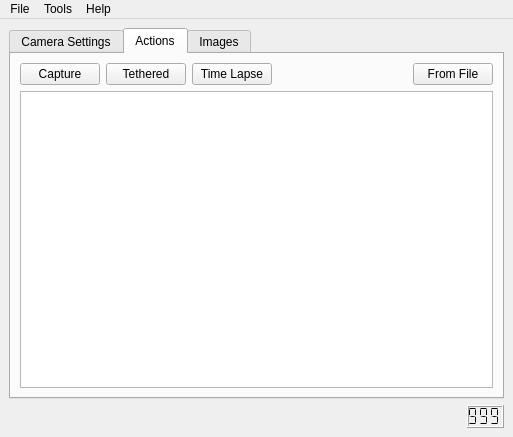
Before: the Qt Designer form camtool/camtool.ui in steveicarus/camctl, drawn with Qt 5.
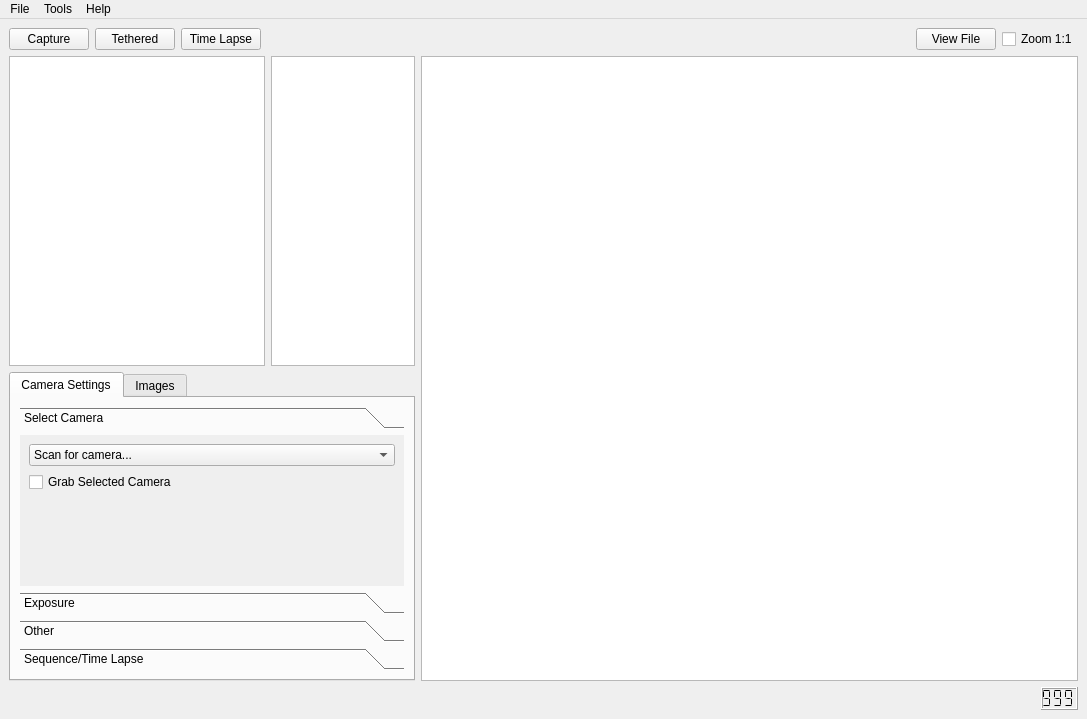
After: the same form once the commit is applied. The open tabs and pages were chosen to show the change. Custom widgets are drawn as their Qt base class.

Commit message:
Merge preview display into main window.
Keeping the preview display separate was visually
awkward, and was of no practical use. So merge the
preview and main windows into one application window.

Diff of the .ui file:
```diff
--- a/camtool/camtool.ui
+++ b/camtool/camtool.ui
@@ -6,19 +6,160 @@
    <rect>
     <x>0</x>
     <y>0</y>
-    <width>513</width>
-    <height>437</height>
+    <width>1087</width>
+    <height>719</height>
    </rect>
   </property>
   <property name="windowTitle">
    <string>Icarus Camera Control</string>
   </property>
   <widget class="QWidget" name="centralwidget">
+   <layout class="QVBoxLayout" name="verticalLayout_3">
+    <item>
+     <layout class="QHBoxLayout" name="horizontalLayout">
+      <item>
+       <widget class="QPushButton" name="action_capture_button">
+        <property name="toolTip">
+         <string>Capture image to camera storage. This like just
+pressing the button on the camera.</string>
+        </property>
+        <property name="text">
+         <string>Capture</string>
+        </property>
+       </widget>
+      </item>
+      <item>
+       <widget class="QPushButton" name="action_tethered_button">
+        <property name="toolTip">
+         <string>Capture to the computer. The destination folder and image
+file name are configured in the preferences.</string>
+        </property>
+        <property name="whatsThis">
+         <string>&lt;!DOCTYPE HTML PUBLIC &quot;-//W3C//DTD HTML 4.0//EN&quot; &quot;http://www.w3.org/TR/REC-html40/strict.dtd&quot;&gt;
+&lt;html&gt;&lt;head&gt;&lt;meta name=&quot;qrichtext&quot; content=&quot;1&quot; /&gt;&lt;style type=&quot;text/css&quot;&gt;
+p, li { white-space: pre-wrap; }
+&lt;/style&gt;&lt;/head&gt;&lt;body style=&quot; font-family:'Lucida Grande'; font-size:13pt; font-weight:400; font-style:normal;&quot;&gt;
+&lt;p style=&quot; margin-top:0px; margin-bottom:0px; margin-left:0px; margin-right:0px; -qt-block-indent:0; text-indent:0px;&quot;&gt;A &lt;span style=&quot; font-weight:600; font-style:italic;&quot;&gt;tethered&lt;/span&gt; capture causes the camera to take a picture,&lt;/p&gt;
+&lt;p style=&quot; margin-top:0px; margin-bottom:0px; margin-left:0px; margin-right:0px; -qt-block-indent:0; text-indent:0px;&quot;&gt;then automatically download the image to the tethered&lt;/p&gt;
+&lt;p style=&quot; margin-top:0px; margin-bottom:0px; margin-left:0px; margin-right:0px; -qt-block-indent:0; text-indent:0px;&quot;&gt;capture directory. (See Preferences....)&lt;/p&gt;&lt;/body&gt;&lt;/html&gt;</string>
+        </property>
+        <property name="text">
+         <string>Tethered</string>
+        </property>
+       </widget>
+      </item>
+      <item>
+       <widget class="QPushButton" name="action_timelapse_button">
+        <property name="toolTip">
+         <string>Start (stop) a time lapse capture. Set up the interval and duration
+in the Camera Settings tab. The images are captured to the computer
+using the settings for tethered capture.</string>
+        </property>
+        <property name="text">
+         <string>Time Lapse</string>
+        </property>
+        <property name="checkable">
+         <bool>true</bool>
+        </property>
+        <property name="checked">
+         <bool>false</bool>
+        </property>
+       </widget>
+      </item>
+      <item>
+       <spacer name="horizontalSpacer_3">
+        <property name="orientation">
+         <enum>Qt::Horizontal</enum>
+        </property>
+        <property name="sizeHint" stdset="0">
+         <size>
+          <width>288</width>
+          <height>17</height>
+         </size>
+        </property>
+       </spacer>
+      </item>
+      <item>
+       <widget class="QPushButton" name="action_file_button">
+        <property name="text">
+         <string>View File</string>
+        </property>
+       </widget>
+      </item>
+      <item>
+       <widget class="QCheckBox" name="zoom_check">
+        <property name="sizePolicy">
+         <sizepolicy hsizetype="Minimum" vsizetype="Fixed">
+          <horstretch>0</horstretch>
+          <verstretch>0</verstretch>
+         </sizepolicy>
+        </property>
+        <property name="text">
+         <string>Zoom 1:1</string>
+        </property>
+       </widget>
+      </item>
+     </layout>
+    </item>
+    <item>
+     <layout class="QHBoxLayout" name="horizontalLayout_3">
+      <item>
    <layout class="QVBoxLayout" name="verticalLayout">
+        <item>
+         <layout class="QHBoxLayout" name="horizontalLayout_2">
+          <item>
+           <widget class="QGraphicsView" name="action_thumbnail_view">
+            <property name="sizePolicy">
+             <sizepolicy hsizetype="Preferred" vsizetype="Expanding">
+              <horstretch>0</horstretch>
+              <verstretch>0</verstretch>
+             </sizepolicy>
+            </property>
+           </widget>
+          </item>
+          <item>
+           <widget class="QGraphicsView" name="preview_charts">
+            <property name="sizePolicy">
+             <sizepolicy hsizetype="Preferred" vsizetype="MinimumExpanding">
+              <horstretch>0</horstretch>
+              <verstretch>0</verstretch>
+             </sizepolicy>
+            </property>
+            <property name="minimumSize">
+             <size>
+              <width>144</width>
+              <height>0</height>
+             </size>
+            </property>
+            <property name="maximumSize">
+             <size>
+              <width>144</width>
+              <height>16777215</height>
+             </size>
+            </property>
+            <property name="horizontalScrollBarPolicy">
+             <enum>Qt::ScrollBarAlwaysOff</enum>
+            </property>
+            <property name="backgroundBrush">
+             <brush brushstyle="SolidPattern">
+              <color alpha="255">
+               <red>0</red>
+               <green>0</green>
+               <blue>0</blue>
+              </color>
+             </brush>
+            </property>
+            <property name="alignment">
+             <set>Qt::AlignHCenter|Qt::AlignTop</set>
+            </property>
+           </widget>
+          </item>
+         </layout>
+        </item>
     <item>
      <widget class="QTabWidget" name="tabWidget">
       <property name="sizePolicy">
-       <sizepolicy hsizetype="MinimumExpanding" vsizetype="MinimumExpanding">
+           <sizepolicy hsizetype="Preferred" vsizetype="MinimumExpanding">
         <horstretch>0</horstretch>
         <verstretch>0</verstretch>
        </sizepolicy>
@@ -41,7 +182,7 @@
             <rect>
              <x>0</x>
              <y>0</y>
-             <width>459</width>
+                 <width>382</width>
              <height>169</height>
             </rect>
            </property>
@@ -52,7 +193,7 @@
             <item>
              <widget class="QComboBox" name="camera_list_box">
               <property name="sizePolicy">
-               <sizepolicy hsizetype="MinimumExpanding" vsizetype="Fixed">
+                   <sizepolicy hsizetype="Minimum" vsizetype="Fixed">
                 <horstretch>0</horstretch>
                 <verstretch>0</verstretch>
                </sizepolicy>
@@ -70,7 +211,7 @@
             <item>
              <widget class="QCheckBox" name="grab_check_box">
               <property name="sizePolicy">
-               <sizepolicy hsizetype="MinimumExpanding" vsizetype="Fixed">
+                   <sizepolicy hsizetype="Minimum" vsizetype="Fixed">
                 <horstretch>0</horstretch>
                 <verstretch>0</verstretch>
                </sizepolicy>
@@ -91,7 +232,7 @@
               <property name="sizeHint" stdset="0">
                <size>
                 <width>20</width>
-                <height>95</height>
+                    <height>80</height>
                </size>
               </property>
              </spacer>
@@ -342,89 +483,6 @@
         </item>
        </layout>
       </widget>
-      <widget class="QWidget" name="tab_3">
-       <attribute name="title">
-        <string>Actions</string>
-       </attribute>
-       <layout class="QVBoxLayout" name="verticalLayout_8">
-        <item>
-         <layout class="QHBoxLayout" name="horizontalLayout_7">
-          <item>
-           <widget class="QPushButton" name="action_capture_button">
-            <property name="toolTip">
-             <string>Capture image to camera storage. This like just
-pressing the button on the camera.</string>
-            </property>
-            <property name="text">
-             <string>Capture</string>
-            </property>
-           </widget>
-          </item>
-          <item>
-           <widget class="QPushButton" name="action_tethered_button">
-            <property name="toolTip">
-             <string>Capture to the computer. The destination folder and image
-file name are configured in the preferences.</string>
-            </property>
-            <property name="whatsThis">
-             <string>&lt;!DOCTYPE HTML PUBLIC &quot;-//W3C//DTD HTML 4.0//EN&quot; &quot;http://www.w3.org/TR/REC-html40/strict.dtd&quot;&gt;
-&lt;html&gt;&lt;head&gt;&lt;meta name=&quot;qrichtext&quot; content=&quot;1&quot; /&gt;&lt;style type=&quot;text/css&quot;&gt;
-p, li { white-space: pre-wrap; }
-&lt;/style&gt;&lt;/head&gt;&lt;body style=&quot; font-family:'Lucida Grande'; font-size:13pt; font-weight:400; font-style:normal;&quot;&gt;
-&lt;p style=&quot; margin-top:0px; margin-bottom:0px; margin-left:0px; margin-right:0px; -qt-block-indent:0; text-indent:0px;&quot;&gt;A &lt;span style=&quot; font-weight:600; font-style:italic;&quot;&gt;tethered&lt;/span&gt; capture causes the camera to take a picture,&lt;/p&gt;
-&lt;p style=&quot; margin-top:0px; margin-bottom:0px; margin-left:0px; margin-right:0px; -qt-block-indent:0; text-indent:0px;&quot;&gt;then automatically download the image to the tethered&lt;/p&gt;
-&lt;p style=&quot; margin-top:0px; margin-bottom:0px; margin-left:0px; margin-right:0px; -qt-block-indent:0; text-indent:0px;&quot;&gt;capture directory. (See Preferences....)&lt;/p&gt;&lt;/body&gt;&lt;/html&gt;</string>
-            </property>
-            <property name="text">
-             <string>Tethered</string>
-            </property>
-           </widget>
-          </item>
-          <item>
-           <widget class="QPushButton" name="action_timelapse_button">
-            <property name="toolTip">
-             <string>Start (stop) a time lapse capture. Set up the interval and duration
-in the Camera Settings tab. The images are captured to the computer
-using the settings for tethered capture.</string>
-            </property>
-            <property name="text">
-             <string>Time Lapse</string>
-            </property>
-            <property name="checkable">
-             <bool>true</bool>
-            </property>
-            <property name="checked">
-             <bool>false</bool>
-            </property>
-           </widget>
-          </item>
-          <item>
-           <spacer name="horizontalSpacer_3">
-            <property name="orientation">
-             <enum>Qt::Horizontal</enum>
-            </property>
-            <property name="sizeHint" stdset="0">
-             <size>
-              <width>40</width>
-              <height>20</height>
-             </size>
-            </property>
-           </spacer>
-          </item>
-          <item>
-           <widget class="QPushButton" name="action_file_button">
-            <property name="text">
-             <string>From File</string>
-            </property>
-           </widget>
-          </item>
-         </layout>
-        </item>
-        <item>
-         <widget class="QGraphicsView" name="action_thumbnail_view"/>
-        </item>
-       </layout>
-      </widget>
       <widget class="QWidget" name="tab_4">
        <attribute name="title">
         <string>Images</string>
@@ -468,12 +526,32 @@
       </widget>
      </widget>
     </item>
+       </layout>
+      </item>
+      <item>
+       <widget class="QGraphicsView" name="preview_image">
+        <property name="backgroundBrush">
+         <brush brushstyle="SolidPattern">
+          <color alpha="255">
+           <red>0</red>
+           <green>0</green>
+           <blue>0</blue>
+          </color>
+         </brush>
+        </property>
+        <property name="alignment">
+         <set>Qt::AlignLeading|Qt::AlignLeft|Qt::AlignTop</set>
+        </property>
+       </widget>
+      </item>
+     </layout>
+    </item>
     <item>
      <layout class="QHBoxLayout" name="horizontalLayout_8">
       <item>
        <widget class="QLabel" name="camera_label">
         <property name="sizePolicy">
-         <sizepolicy hsizetype="Expanding" vsizetype="Preferred">
+         <sizepolicy hsizetype="MinimumExpanding" vsizetype="Preferred">
           <horstretch>0</horstretch>
           <verstretch>0</verstretch>
          </sizepolicy>
@@ -516,7 +594,7 @@
     <rect>
      <x>0</x>
      <y>0</y>
-     <width>513</width>
+     <width>1087</width>
      <height>22</height>
     </rect>
    </property>
```
Left out of the diff: 12 changed lines with no effect on the pictures. Lines whose indentation alone changed are shown as unchanged. The commit also changes 8 other files.
